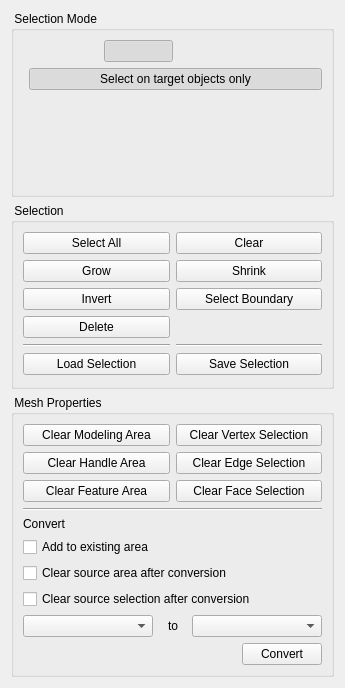
Qt form Plugin-Selection/widgets/selectionControls.ui (ShenRen/OpenFlipper) before a commit.
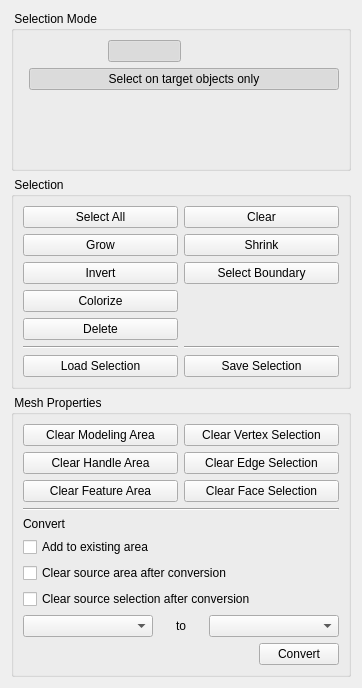
The same form after that commit.

Commit message: colorize selections

The edit to the form file:
```diff
--- a/Plugin-Selection/widgets/selectionControls.ui
+++ b/Plugin-Selection/widgets/selectionControls.ui
@@ -6,15 +6,15 @@
    <rect>
     <x>0</x>
     <y>0</y>
-    <width>345</width>
+    <width>362</width>
     <height>688</height>
    </rect>
   </property>
   <property name="windowTitle">
    <string>Form</string>
   </property>
-  <layout class="QGridLayout" name="gridLayout_3">
-   <item row="0" column="0">
+  <layout class="QVBoxLayout" name="verticalLayout_3">
+   <item>
     <widget class="QGroupBox" name="groupBox">
      <property name="title">
       <string> Selection Mode </string>
@@ -167,7 +167,7 @@
      </layout>
     </widget>
    </item>
-   <item row="1" column="0">
+   <item>
     <widget class="QGroupBox" name="groupBox_2">
      <property name="title">
       <string> Selection </string>
@@ -252,6 +252,13 @@
        </widget>
       </item>
       <item row="3" column="0">
+       <widget class="QPushButton" name="colorizeSelection">
+        <property name="text">
+         <string>Colorize</string>
+        </property>
+       </widget>
+      </item>
+      <item row="4" column="0">
        <widget class="QPushButton" name="deleteSelection">
         <property name="toolTip">
          <string>Delete selection on all (target) objects</string>
@@ -264,21 +271,21 @@
         </property>
        </widget>
       </item>
-      <item row="4" column="0">
+      <item row="5" column="0">
        <widget class="Line" name="line_2">
         <property name="orientation">
          <enum>Qt::Horizontal</enum>
         </property>
        </widget>
       </item>
-      <item row="4" column="1">
+      <item row="5" column="1">
        <widget class="Line" name="line_3">
         <property name="orientation">
          <enum>Qt::Horizontal</enum>
         </property>
        </widget>
       </item>
-      <item row="5" column="0">
+      <item row="6" column="0">
        <widget class="QPushButton" name="loadSelection">
         <property name="toolTip">
          <string>Load current selection from file</string>
@@ -291,7 +298,7 @@
         </property>
        </widget>
       </item>
-      <item row="5" column="1">
+      <item row="6" column="1">
        <widget class="QPushButton" name="saveSelection">
         <property name="toolTip">
          <string>Save current selection to file</string>
@@ -307,7 +314,7 @@
      </layout>
     </widget>
    </item>
-   <item row="2" column="0">
+   <item>
     <widget class="QGroupBox" name="groupBox_3">
      <property name="title">
       <string> Mesh Properties </string>
```
The commit also changes 9 other files.
